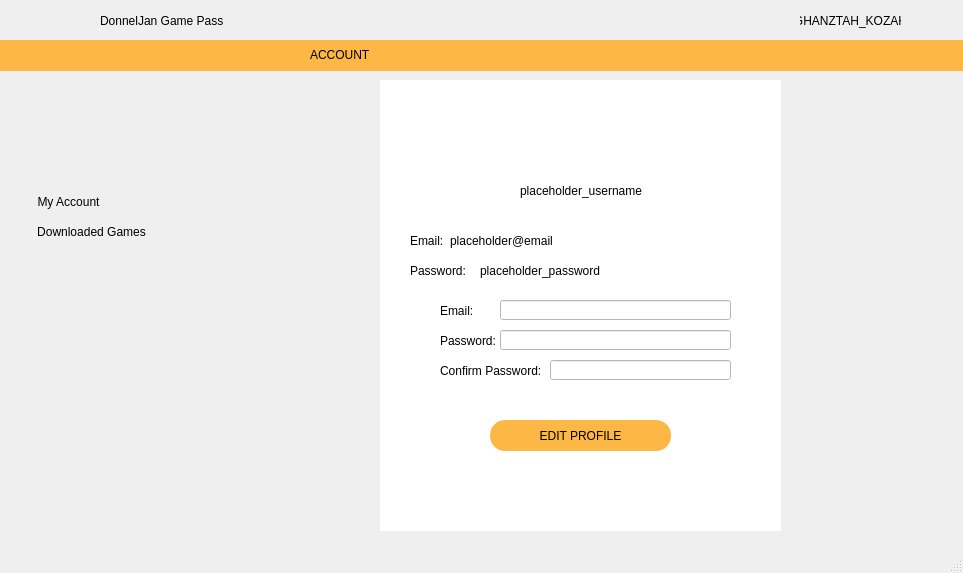
Above: user_profile.ui from deej4y7/DJ_video_game_library_system before the change. Below: the same form after it.
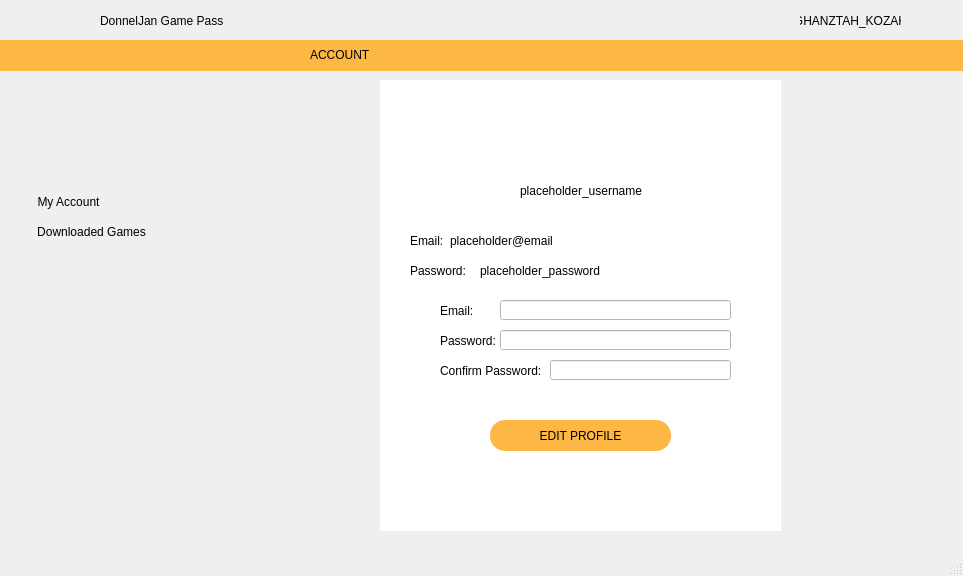
That is the form after the change. Icons and pictures are not drawn.

Diff of the .ui file:
```diff
--- a/user_profile.ui
+++ b/user_profile.ui
@@ -7,7 +7,7 @@
     <x>0</x>
     <y>0</y>
     <width>963</width>
-    <height>573</height>
+    <height>576</height>
    </rect>
   </property>
   <property name="windowTitle">
```
Left out of the diff: 20 changed lines with no effect on the pictures.
